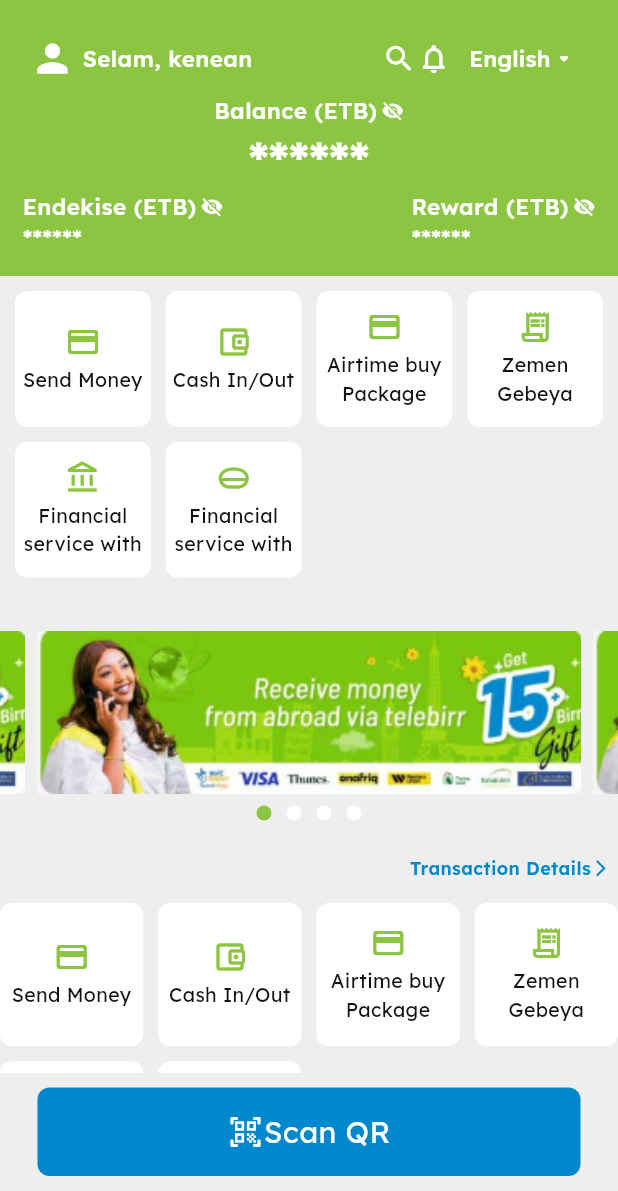
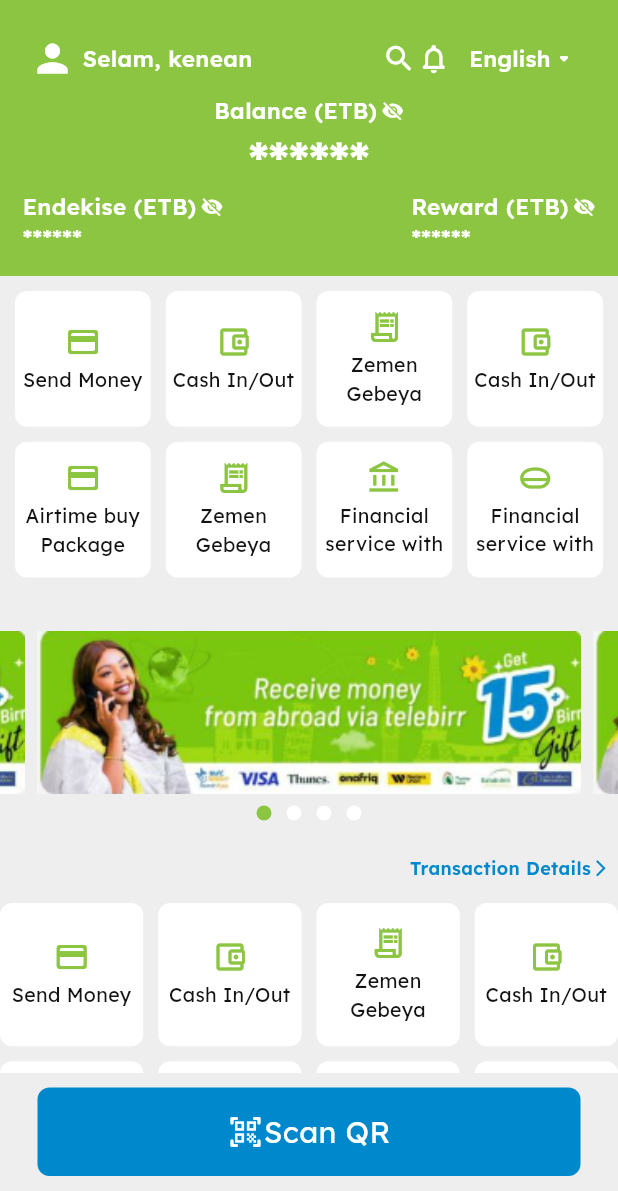
Before and after one commit to atikoo67/Telebirr, a Flutter app: the HomePage screen opened directly, on a phone screen of 412 x 824 dp, the part 45-1236 px from its top. Run offline on Flutter 3.47's test engine with Material 3 defaults, Android fonts, the phone set to English and light mode, and no system bars; drawn by our look-alikes of flutter_carousel_widget; our stand-ins replace persistent_bottom_nav_bar.

Commit message:
add an additional example on list

```diff
--- a/lib/core/constant/lists.dart
+++ b/lib/core/constant/lists.dart
@@ -10,6 +10,17 @@
     [
       "Send Money",
       Icon(Icons.payment_rounded, color: theme.colorScheme.primary),
+    ],
+    [
+      "Cash In/Out",
+      Icon(
+        Icons.account_balance_wallet_outlined,
+        color: theme.colorScheme.primary,
+      ),
+    ],
+    [
+      "Zemen Gebeya",
+      Icon(Icons.receipt_long_sharp, color: theme.colorScheme.primary),
     ],
     [
       "Cash In/Out",
```
